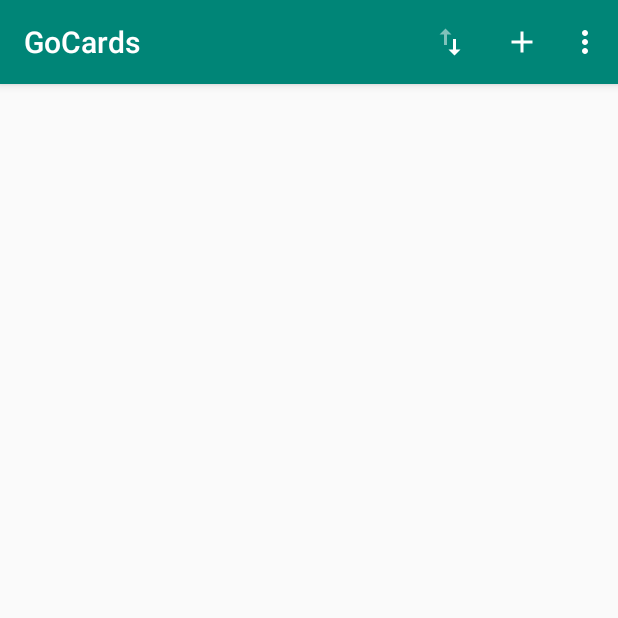
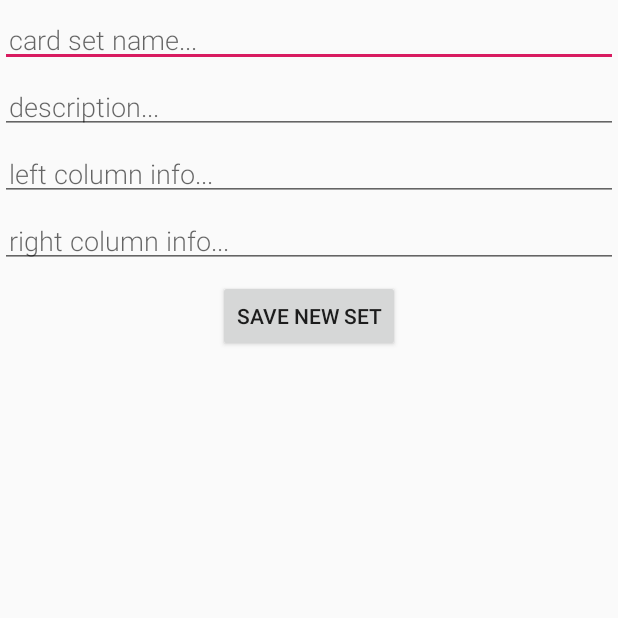
Before and after one commit to matthiashuschle/go_cards, an Android app: the ManageActivity screen opened directly, with no data from a screen before it, after a tap on "Create New Set", on a phone screen of 412 x 824 dp, the top half of it. Run offline under Robolectric (Android 15) with nearby library versions, the phone set to English and light mode, and no system bars; our stand-ins replace Room's generated code; libraries missing offline, so code that uses them is left out: android.arch.persistence.

Commit message:
working set creation

```diff
--- a/app/build.gradle
+++ b/app/build.gradle
@@ -1,6 +1,7 @@
 apply plugin: 'com.android.application'
 apply plugin: 'kotlin-android'
 apply plugin: 'kotlin-android-extensions'
+apply plugin: 'kotlin-kapt'
 
 android {
     compileSdkVersion 28
@@ -35,7 +36,7 @@ dependencies {
 
 // Room components
     implementation "android.arch.persistence.room:runtime:$rootProject.roomVersion"
-    annotationProcessor "android.arch.persistence.room:compiler:$rootProject.roomVersion"
+    kapt "android.arch.persistence.room:compiler:$rootProject.roomVersion"
     androidTestImplementation "android.arch.persistence.room:testing:$rootProject.roomVersion"
 
 // RxJava
@@ -45,4 +46,6 @@ dependencies {
 // Lifecycle components
     implementation "android.arch.lifecycle:extensions:$rootProject.archLifecycleVersion"
     annotationProcessor "android.arch.lifecycle:compiler:$rootProject.archLifecycleVersion"
+    kapt "android.arch.lifecycle:compiler:$rootProject.archLifecycleVersion"
+    androidTestImplementation "android.arch.core:core-testing:$rootProject.archLifecycleVersion"
 }
--- a/app/src/main/java/com/matthiashuschle/gocards/ManageActivity.kt
+++ b/app/src/main/java/com/matthiashuschle/gocards/ManageActivity.kt
@@ -1,27 +1,46 @@
 package com.matthiashuschle.gocards
 
+import android.app.Activity
+import android.arch.lifecycle.Observer
+import android.arch.lifecycle.ViewModelProviders
 import android.content.Context
+import android.content.Intent
 import android.support.v7.app.AppCompatActivity
 import android.os.Bundle
 import android.support.v7.widget.LinearLayoutManager
 import android.support.v7.widget.RecyclerView
-import android.view.LayoutInflater
-import android.view.Menu
-import android.view.View
-import android.view.ViewGroup
+import android.view.*
 import android.widget.ProgressBar
 import android.widget.TextView
+import android.widget.Toast
 
 class ManageActivity : AppCompatActivity() {
+
+    private val newCardSetActivityRequestCode = 1
+    private lateinit var cardViewModel: CardViewModel
 
     override fun onCreate(savedInstanceState: Bundle?) {
         super.onCreate(savedInstanceState)
         setContentView(R.layout.activity_manage)
         setSupportActionBar(findViewById(R.id.toolbar_manage))
         showSpinner()
-        populateSets()
-        createTestDB()
+
+        val recyclerView = findViewById<RecyclerView>(R.id.recyclerview)
+        val adapter = CardSetAdapter(this)
+        recyclerView.adapter = adapter
+        recyclerView.layoutManager = LinearLayoutManager(this)
+
+        cardViewModel = ViewModelProviders.of(this).get(CardViewModel::class.java)
+        cardViewModel.allCardSets.observe(this, Observer { cardSets ->
+            // Update the cached copy of the words in the adapter.
+            cardSets?.let { adapter.setCardSets(it) }
+        })
         showSpinner(false)
+    }
+
+    fun onClickCreateSet(item: MenuItem) {
+        val intent = Intent(this@ManageActivity, NewSetActivity::class.java)
+        startActivityForResult(intent, newCardSetActivityRequestCode)
     }
 
     private fun showSpinner(show: Boolean=true) {
@@ -29,21 +48,39 @@ class ManageActivity : AppCompatActivity() {
         spinner.visibility = if (show) View.VISIBLE else View.GONE
     }
 
-    fun createTestDB() {
-
-    }
-
-    fun populateSets() {
-        val recyclerView = findViewById<RecyclerView>(R.id.recyclerview)
-        val adapter = CardSetAdapter(this)
-        recyclerView.adapter = adapter
-        recyclerView.layoutManager = LinearLayoutManager(this)
-    }
+//    fun populateSets() {
+//        val recyclerView = findViewById<RecyclerView>(R.id.recyclerview)
+//        val adapter = CardSetAdapter(this)
+//        recyclerView.adapter = adapter
+//        recyclerView.layoutManager = LinearLayoutManager(this)
+//    }
 
     override fun onCreateOptionsMenu(menu: Menu): Boolean {
         // Inflate the menu; this adds items to the action bar if it is present.
         menuInflater.inflate(R.menu.menu_manage, menu)
         return true
+    }
+
+    override fun onActivityResult(requestCode: Int, resultCode: Int, data: Intent?) {
+        super.onActivityResult(requestCode, resultCode, data)
+
+        if (requestCode == newCardSetActivityRequestCode && resultCode == Activity.RESULT_OK) {
+            data?.let {
+                val cardSet = CardSet(
+                    it.getStringExtra(NewSetActivity.EXTRA_REPLY_NAME),
+                    it.getStringExtra(NewSetActivity.EXTRA_REPLY_INFO),
+                    it.getStringExtra(NewSetActivity.EXTRA_REPLY_LEFT),
+                    it.getStringExtra(NewSetActivity.EXTRA_REPLY_RIGHT)
+                )
+                cardViewModel.insertCardSet(cardSet)
+            }
+        } else {
+            Toast.makeText(
+                applicationContext,
+                R.string.card_set_not_saved,
+                Toast.LENGTH_LONG
+            ).show()
+        }
     }
 
 //    override fun onOptionsItemSelected(item: MenuItem): Boolean {
--- /dev/null
+++ b/app/src/main/java/com/matthiashuschle/gocards/NewSetActivity.kt
@@ -0,0 +1,52 @@
+package com.matthiashuschle.gocards
+
+import android.app.Activity
+import android.content.Intent
+import android.support.v7.app.AppCompatActivity
+import android.os.Bundle
+import android.text.TextUtils
+import android.widget.Button
+import android.widget.EditText
+
+class NewSetActivity : AppCompatActivity() {
+
+    private lateinit var createSetViewName: EditText
+    private lateinit var createSetViewInfo: EditText
+    private lateinit var createSetViewLeft: EditText
+    private lateinit var createSetViewRight: EditText
+
+    public override fun onCreate(savedInstanceState: Bundle?) {
+        super.onCreate(savedInstanceState)
+        setContentView(R.layout.activity_new_set)
+        createSetViewName = findViewById(R.id.new_card_set_name)
+        createSetViewInfo = findViewById(R.id.new_card_set_info)
+        createSetViewLeft = findViewById(R.id.new_card_set_left)
+        createSetViewRight = findViewById(R.id.new_card_set_right)
+
+        val button = findViewById<Button>(R.id.button_save_new_set)
+        button.setOnClickListener {
+            val replyIntent = Intent()
+            if (TextUtils.isEmpty(createSetViewName.text)) {
+                setResult(Activity.RESULT_CANCELED, replyIntent)
+            } else {
+                val setName = createSetViewName.text.toString()
+                val setInfo = createSetViewInfo.text.toString()
+                val setLeft = createSetViewLeft.text.toString()
+                val setRight = createSetViewRight.text.toString()
+                replyIntent.putExtra(EXTRA_REPLY_NAME, setName)
+                replyIntent.putExtra(EXTRA_REPLY_INFO, setInfo)
+                replyIntent.putExtra(EXTRA_REPLY_LEFT, setLeft)
+                replyIntent.putExtra(EXTRA_REPLY_RIGHT, setRight)
+                setResult(Activity.RESULT_OK, replyIntent)
+            }
+            finish()
+        }
+    }
+
+    companion object {
+        const val EXTRA_REPLY_NAME = "com.matthiashuschle.gocards.REPLY_NAME"
+        const val EXTRA_REPLY_INFO = "com.matthiashuschle.gocards.REPLY_INFO"
+        const val EXTRA_REPLY_LEFT = "com.matthiashuschle.gocards.REPLY_LEFT"
+        const val EXTRA_REPLY_RIGHT = "com.matthiashuschle.gocards.REPLY_RIGHT"
+    }
+}
--- a/app/src/main/java/com/matthiashuschle/gocards/SettingsActivity.kt
+++ b/app/src/main/java/com/matthiashuschle/gocards/SettingsActivity.kt
@@ -17,6 +17,7 @@ import android.preference.RingtonePreference
 import android.text.TextUtils
 import android.view.MenuItem
 import android.support.v4.app.NavUtils
+import android.util.Log
 
 /**
  * A [PreferenceActivity] that presents a set of application settings. On
@@ -32,6 +33,7 @@ class SettingsActivity : AppCompatPreferenceActivity() {
 
     override fun onCreate(savedInstanceState: Bundle?) {
         super.onCreate(savedInstanceState)
+        Log.w("GoCards", "onCreate of SettingsActivity")
         setupActionBar()
     }
 
--- /dev/null
+++ b/app/src/main/res/layout/activity_new_set.xml
@@ -0,0 +1,72 @@
+<?xml version="1.0" encoding="utf-8"?>
+<android.support.constraint.ConstraintLayout xmlns:android="http://schemas.android.com/apk/res/android"
+    xmlns:app="http://schemas.android.com/apk/res-auto"
+    xmlns:tools="http://schemas.android.com/tools"
+    android:layout_width="match_parent"
+    android:layout_height="match_parent"
+    tools:context=".NewSetActivity">
+
+    <EditText
+        android:id="@+id/new_card_set_name"
+        android:layout_width="match_parent"
+        android:layout_height="wrap_content"
+        android:layout_marginTop="8dp"
+        android:fontFamily="sans-serif-light"
+        android:hint="@string/hint_card_set_name"
+        android:inputType="textAutoComplete"
+        android:padding="@dimen/small_padding"
+        android:textSize="18sp"
+        app:layout_constraintTop_toTopOf="parent"
+        tools:layout_editor_absoluteX="16dp" />
+
+    <EditText
+        android:id="@+id/new_card_set_info"
+        android:layout_width="match_parent"
+        android:layout_height="wrap_content"
+        android:layout_marginTop="8dp"
+        android:fontFamily="sans-serif-light"
+        android:hint="@string/hint_card_set_info"
+        android:inputType="textAutoComplete"
+        android:padding="@dimen/small_padding"
+        android:textSize="18sp"
+        app:layout_constraintTop_toBottomOf="@+id/new_card_set_name"
+        tools:layout_editor_absoluteX="0dp" />
+
+    <EditText
+        android:id="@+id/new_card_set_left"
+        android:layout_width="match_parent"
+        android:layout_height="wrap_content"
+        android:layout_marginTop="8dp"
+        android:fontFamily="sans-serif-light"
+        android:hint="@string/hint_card_set_left"
+        android:inputType="textAutoComplete"
+        android:padding="@dimen/small_padding"
+        android:textSize="18sp"
+        app:layout_constraintTop_toBottomOf="@+id/new_card_set_info"
+        tools:layout_editor_absoluteX="0dp" />
+
+    <EditText
+        android:id="@+id/new_card_set_right"
+        android:layout_width="match_parent"
+        android:layout_height="wrap_content"
+        android:layout_marginTop="8dp"
+        android:fontFamily="sans-serif-light"
+        android:hint="@string/hint_card_set_right"
+        android:inputType="textAutoComplete"
+        android:padding="@dimen/small_padding"
+        android:textSize="18sp"
+        app:layout_constraintTop_toBottomOf="@+id/new_card_set_left"
+        tools:layout_editor_absoluteX="0dp" />
+
+    <Button
+        android:id="@+id/button_save_new_set"
+        android:layout_width="wrap_content"
+        android:layout_height="wrap_content"
+        android:layout_marginStart="8dp"
+        android:layout_marginTop="8dp"
+        android:layout_marginEnd="8dp"
+        android:text="@string/btn_card_set_save"
+        app:layout_constraintEnd_toEndOf="parent"
+        app:layout_constraintStart_toStartOf="parent"
+        app:layout_constraintTop_toBottomOf="@+id/new_card_set_right" />
+</android.support.constraint.ConstraintLayout>
--- a/app/src/main/res/menu/menu_manage.xml
+++ b/app/src/main/res/menu/menu_manage.xml
@@ -11,6 +11,7 @@
     <item
             android:id="@+id/action_new"
             android:icon="@drawable/ic_add_black_24dp"
+            android:onClick="onClickCreateSet"
             android:title="@string/action_new"
             app:showAsAction="ifRoom"/>
 
--- a/app/src/main/res/values/dimens.xml
+++ b/app/src/main/res/values/dimens.xml
@@ -1,3 +1,5 @@
 <resources>
     <dimen name="fab_margin">16dp</dimen>
+    <dimen name="small_padding">6dp</dimen>
+    <dimen name="big_padding">16dp</dimen>
 </resources>
--- a/app/src/main/res/values/strings.xml
+++ b/app/src/main/res/values/strings.xml
@@ -5,6 +5,7 @@
     <string name="action_learn">Learn</string>
     <string name="title_activity_settings">Settings</string>
     <string name="import_cards">Import Cards</string>
+    <string name="card_set_not_saved">Card set not saved because name is empty.</string>
 
     <!-- Strings related to Settings -->
 
@@ -64,7 +65,7 @@
         <item>3</item>
     </string-array>
 
-    <string-array name="multi_select_list_preference_default_value"/>
+    <string-array name="multi_select_list_preference_default_value" />
 
     <string name="pref_title_system_sync_settings">System sync settings</string>
 
@@ -79,4 +80,9 @@
     <string name="pref_title_vibrate">Vibrate</string>
     <string name="action_import">Import</string>
     <string name="action_new">Create New Set</string>
+    <string name="hint_card_set_name">card set name...</string>
+    <string name="btn_card_set_save">Save New Set</string>
+    <string name="hint_card_set_info">description...</string>
+    <string name="hint_card_set_left">left column info...</string>
+    <string name="hint_card_set_right">right column info...</string>
 </resources>
```
Also changed, not shown: app/src/main/AndroidManifest.xml (+6 -7 lines), app/src/main/java/com/matthiashuschle/gocards/Storage.kt (+72 -13 lines).
